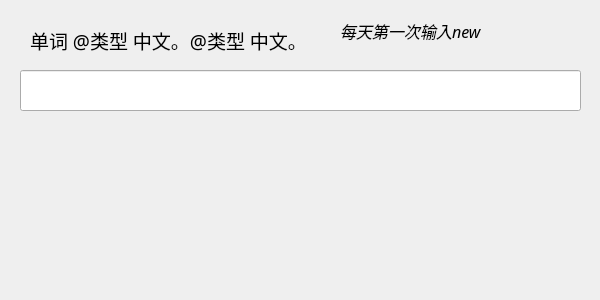
The window that word2md.ui (ChenWujie/word2md) describes before a commit, drawn with Qt 5.
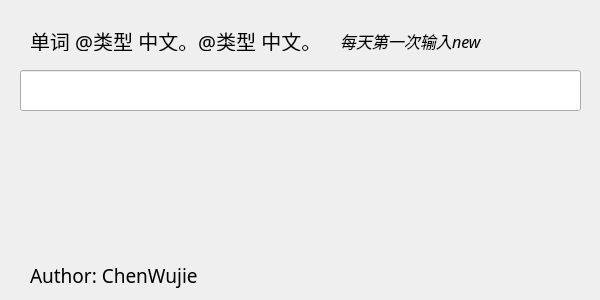
The same window after the commit.

Patch:
```diff
--- a/word2md.ui
+++ b/word2md.ui
@@ -68,7 +68,7 @@
    <property name="font">
     <font>
      <family>楷体</family>
-     <pointsize>14</pointsize>
+     <pointsize>15</pointsize>
     </font>
    </property>
    <property name="toolTipDuration">
@@ -84,24 +84,34 @@
      <x>20</x>
      <y>120</y>
      <width>561</width>
-     <height>31</height>
+     <height>121</height>
     </rect>
    </property>
    <property name="font">
     <font>
-     <family>华文行楷</family>
-     <pointsize>16</pointsize>
+     <family>楷体</family>
+     <pointsize>15</pointsize>
+     <kerning>false</kerning>
     </font>
    </property>
    <property name="text">
     <string/>
    </property>
+   <property name="alignment">
+    <set>Qt::AlignLeading|Qt::AlignLeft|Qt::AlignTop</set>
+   </property>
+   <property name="wordWrap">
+    <bool>true</bool>
+   </property>
+   <property name="textInteractionFlags">
+    <set>Qt::NoTextInteraction</set>
+   </property>
   </widget>
   <widget class="QLabel" name="label_3">
    <property name="geometry">
     <rect>
      <x>340</x>
-     <y>20</y>
+     <y>30</y>
      <width>151</width>
      <height>21</height>
     </rect>
@@ -120,6 +130,25 @@
     <string>每天第一次输入new</string>
    </property>
   </widget>
+  <widget class="QLabel" name="label_4">
+   <property name="geometry">
+    <rect>
+     <x>30</x>
+     <y>260</y>
+     <width>211</width>
+     <height>31</height>
+    </rect>
+   </property>
+   <property name="font">
+    <font>
+     <family>华文隶书</family>
+     <pointsize>14</pointsize>
+    </font>
+   </property>
+   <property name="text">
+    <string>Author: ChenWujie</string>
+   </property>
+  </widget>
  </widget>
  <resources/>
  <connections/>
```
Left out of the diff: 9 changed lines with no effect on the pictures.
